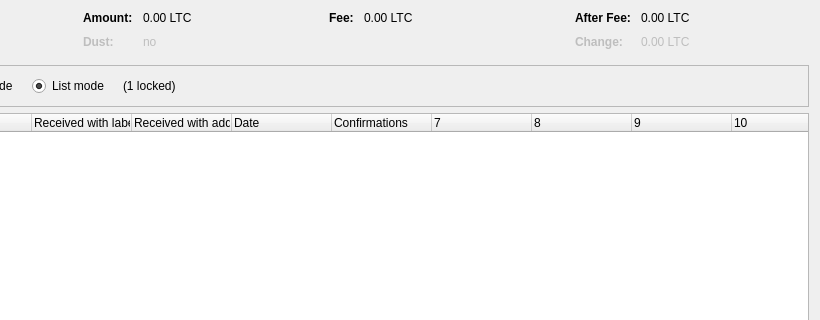
Above: src/qt/forms/coincontroldialog.ui from Azivar/AzzyCoin before the change; both pictures show x 180 to 1000 and y 0 to 320 of the 1000 by 500 pixel window. Below: the same form after it.
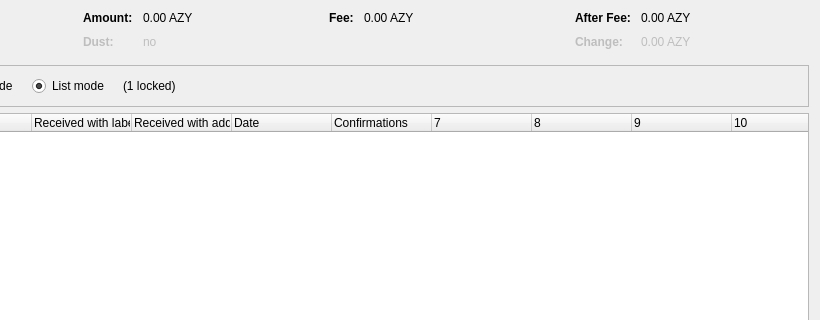
That is the form after the change. Custom widgets are drawn as their Qt base class.

Diff of the .ui file:
```diff
--- a/src/qt/forms/coincontroldialog.ui
+++ b/src/qt/forms/coincontroldialog.ui
@@ -132,7 +132,7 @@
           <enum>Qt::ActionsContextMenu</enum>
          </property>
          <property name="text">
-          <string notr="true">0.00 LTC</string>
+          <string notr="true">0.00 AZY</string>
          </property>
          <property name="textInteractionFlags">
           <set>Qt::LinksAccessibleByMouse|Qt::TextSelectableByKeyboard|Qt::TextSelectableByMouse</set>
@@ -212,7 +212,7 @@
           <enum>Qt::ActionsContextMenu</enum>
          </property>
          <property name="text">
-          <string notr="true">0.00 LTC</string>
+          <string notr="true">0.00 AZY</string>
          </property>
          <property name="textInteractionFlags">
           <set>Qt::LinksAccessibleByMouse|Qt::TextSelectableByKeyboard|Qt::TextSelectableByMouse</set>
@@ -257,7 +257,7 @@
           <enum>Qt::ActionsContextMenu</enum>
          </property>
          <property name="text">
-          <string notr="true">0.00 LTC</string>
+          <string notr="true">0.00 AZY</string>
          </property>
          <property name="textInteractionFlags">
           <set>Qt::LinksAccessibleByMouse|Qt::TextSelectableByKeyboard|Qt::TextSelectableByMouse</set>
@@ -292,7 +292,7 @@
           <enum>Qt::ActionsContextMenu</enum>
          </property>
          <property name="text">
-          <string notr="true">0.00 LTC</string>
+          <string notr="true">0.00 AZY</string>
          </property>
          <property name="textInteractionFlags">
           <set>Qt::LinksAccessibleByMouse|Qt::TextSelectableByKeyboard|Qt::TextSelectableByMouse</set>
```
